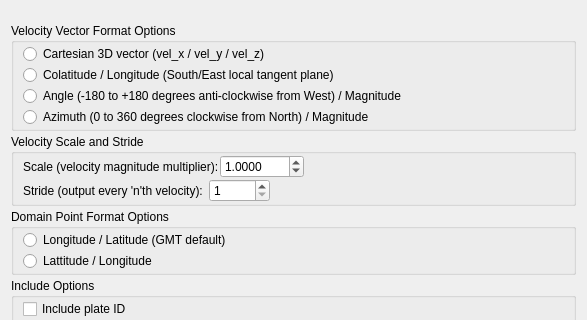
Old version of the form src/qt-widgets/ExportVelocityOptionsWidgetUi.ui in the repository GPlates/GPlates; both pictures show x 0 to 587 and y 0 to 320 of the 587 by 662 pixel window.
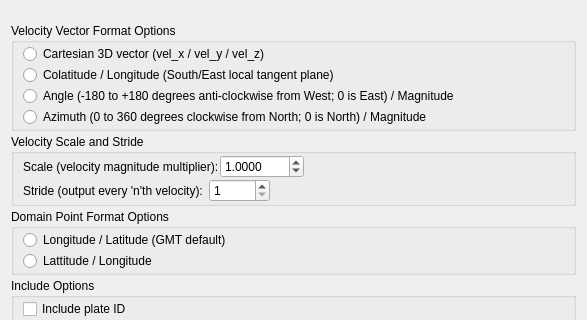
New version of the form.

Commit message: (trunk) Explain what zero angle represents in GMT velocity export.

Patch:
```diff
--- a/src/qt-widgets/ExportVelocityOptionsWidgetUi.ui
+++ b/src/qt-widgets/ExportVelocityOptionsWidgetUi.ui
@@ -61,14 +61,14 @@
          <item>
           <widget class="QRadioButton" name="velocity_vector_angle_magnitude_radio_button">
            <property name="text">
-            <string>Angle (-180 to +180 degrees anti-clockwise from West) / Magnitude</string>
+            <string>Angle (-180 to +180 degrees anti-clockwise from West; 0 is East) / Magnitude</string>
            </property>
           </widget>
          </item>
          <item>
           <widget class="QRadioButton" name="velocity_vector_azimuth_magnitude_radio_button">
            <property name="text">
-            <string>Azimuth (0 to 360 degrees clockwise from North) / Magnitude</string>
+            <string>Azimuth (0 to 360 degrees clockwise from North; 0 is North) / Magnitude</string>
            </property>
           </widget>
          </item>
```
The commit also changes 1 other file.
